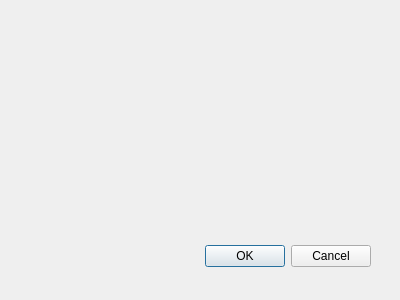
This is firewall/editwindow.ui in RazorK/packet-filtering-firewall as Qt 5 draws it before an edit. The edited form follows.
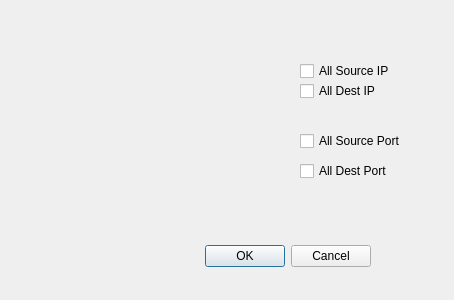
This is the edited form.

Commit message: finish all selection for ip&port

Patch:
```diff
--- a/firewall/editwindow.ui
+++ b/firewall/editwindow.ui
@@ -6,7 +6,7 @@
    <rect>
     <x>0</x>
     <y>0</y>
-    <width>400</width>
+    <width>454</width>
     <height>300</height>
    </rect>
   </property>
@@ -34,12 +34,64 @@
     <rect>
      <x>70</x>
      <y>60</y>
-     <width>271</width>
+     <width>221</width>
      <height>146</height>
     </rect>
    </property>
    <layout class="QFormLayout" name="formLayout"/>
   </widget>
+  <widget class="QCheckBox" name="checkBox">
+   <property name="geometry">
+    <rect>
+     <x>300</x>
+     <y>60</y>
+     <width>91</width>
+     <height>22</height>
+    </rect>
+   </property>
+   <property name="text">
+    <string>All Source IP</string>
+   </property>
+  </widget>
+  <widget class="QCheckBox" name="checkBox_2">
+   <property name="geometry">
+    <rect>
+     <x>300</x>
+     <y>80</y>
+     <width>78</width>
+     <height>22</height>
+    </rect>
+   </property>
+   <property name="text">
+    <string>All Dest IP</string>
+   </property>
+  </widget>
+  <widget class="QCheckBox" name="checkBox_3">
+   <property name="geometry">
+    <rect>
+     <x>300</x>
+     <y>130</y>
+     <width>101</width>
+     <height>22</height>
+    </rect>
+   </property>
+   <property name="text">
+    <string>All Source Port</string>
+   </property>
+  </widget>
+  <widget class="QCheckBox" name="checkBox_4">
+   <property name="geometry">
+    <rect>
+     <x>300</x>
+     <y>160</y>
+     <width>91</width>
+     <height>22</height>
+    </rect>
+   </property>
+   <property name="text">
+    <string>All Dest Port</string>
+   </property>
+  </widget>
  </widget>
  <resources/>
  <connections>
```
The commit also changes 3 other files.
